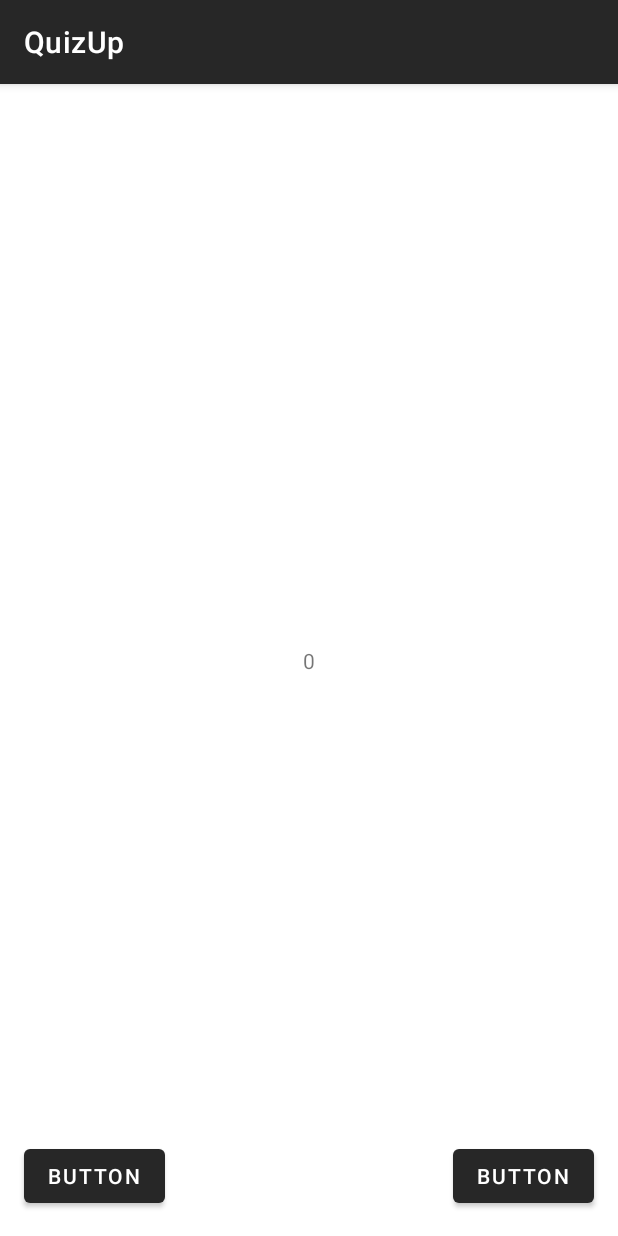
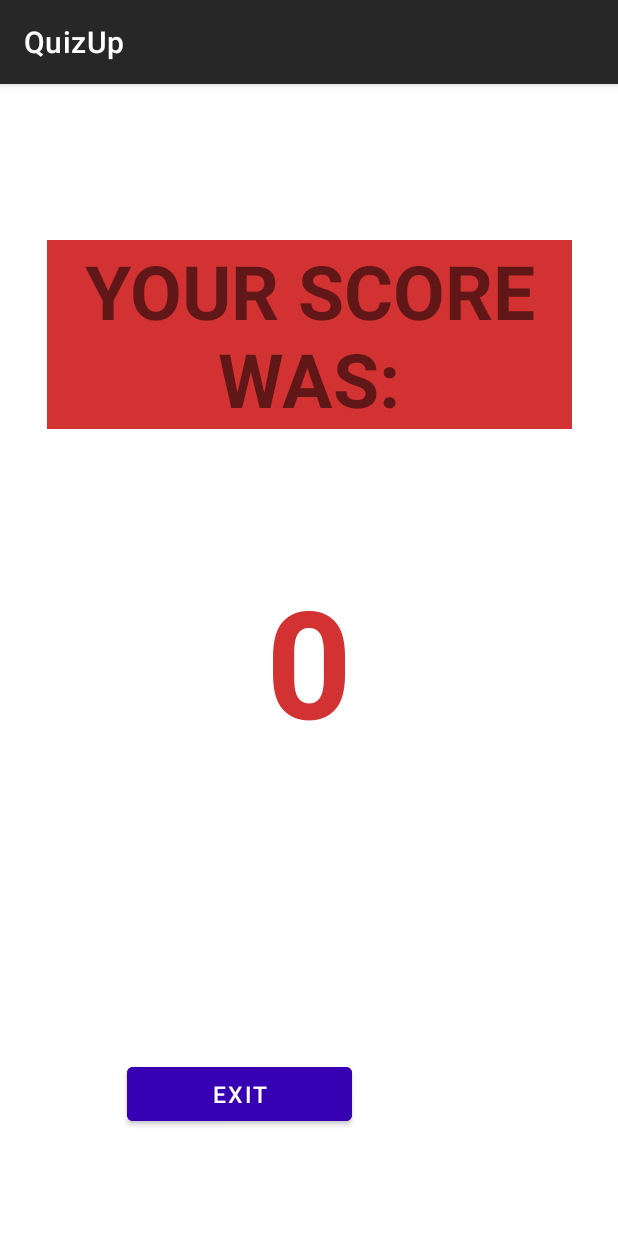
Before and after one commit to maria710/vamz_sem, an Android app: the FinishActivity screen opened directly, with no data from a screen before it, on a phone screen of 412 x 824 dp. Run offline under Robolectric (Android 15) with nearby library versions, the phone set to English and light mode, and no system bars.

Commit message:
com11: finish act, fixes

```diff
--- a/app/src/main/java/com/example/quizup/FinishActivity.kt
+++ b/app/src/main/java/com/example/quizup/FinishActivity.kt
@@ -1,7 +1,9 @@
 package com.example.quizup
 
+import android.content.Intent
 import androidx.appcompat.app.AppCompatActivity
 import android.os.Bundle
+import android.view.View
 import android.widget.TextView
 
 class FinishActivity : AppCompatActivity() {
@@ -14,4 +16,14 @@ class FinishActivity : AppCompatActivity() {
         val textView = findViewById<TextView>(R.id.textFinish)
         textView.text = correct.toString()
     }
+
+    fun goBackToCategories(view: View) {
+        val intend = Intent(this, CategoriesActivity::class.java)
+        startActivity(intend)
+        finish()
+    }
+
+    fun exit(view: View) {
+        finish()
+    }
 }
--- a/app/src/main/java/com/example/quizup/QuestionActivity.kt
+++ b/app/src/main/java/com/example/quizup/QuestionActivity.kt
@@ -118,5 +118,4 @@ class QuestionActivity : AppCompatActivity() {
         ans3!!.setBackgroundColor(Color.DKGRAY)
         ans4!!.setBackgroundColor(Color.DKGRAY)
     }
-
 }
--- a/app/src/main/res/layout/activity_finish.xml
+++ b/app/src/main/res/layout/activity_finish.xml
@@ -10,7 +10,10 @@
         android:id="@+id/textFinish"
         android:layout_width="wrap_content"
         android:layout_height="wrap_content"
-        android:text="Finish"
+        android:text="Number"
+        android:textColor="@color/app_theme"
+        android:textSize="100sp"
+        android:textStyle="bold"
         app:layout_constraintBottom_toBottomOf="parent"
         app:layout_constraintEnd_toEndOf="parent"
         app:layout_constraintStart_toStartOf="parent"
@@ -18,21 +21,44 @@
 
     <Button
         android:id="@+id/button"
-        android:layout_width="wrap_content"
+        android:layout_width="150dp"
         android:layout_height="wrap_content"
-        android:layout_marginStart="16dp"
-        android:layout_marginBottom="16dp"
-        android:text="Button"
-        app:layout_constraintBottom_toBottomOf="parent"
-        app:layout_constraintStart_toStartOf="parent" />
+        android:backgroundTint="@color/purple_700"
+        android:onClick="goBackToCategories"
+        android:text="Categories"
+        android:textSize="15sp"
+        app:layout_constraintBaseline_toBaselineOf="@+id/buttonExit"
+        app:layout_constraintEnd_toStartOf="@+id/buttonExit"
+        app:layout_constraintStart_toStartOf="@+id/textFinish" />
 
     <Button
-        android:id="@+id/button2"
-        android:layout_width="wrap_content"
+        android:id="@+id/buttonExit"
+        android:layout_width="150dp"
         android:layout_height="wrap_content"
-        android:layout_marginEnd="16dp"
         android:layout_marginBottom="16dp"
-        android:text="Button"
+        android:backgroundTint="@color/purple_700"
+        android:onClick="exit"
+        android:text="Exit"
+        android:textSize="15sp"
         app:layout_constraintBottom_toBottomOf="parent"
-        app:layout_constraintEnd_toEndOf="parent" />
+        app:layout_constraintEnd_toEndOf="@+id/textFinish"
+        app:layout_constraintTop_toBottomOf="@+id/textFinish"
+        app:layout_constraintVertical_bias="0.784" />
+
+    <TextView
+        android:id="@+id/textViewScore"
+        android:layout_width="350dp"
+        android:layout_height="wrap_content"
+        android:layout_marginTop="16dp"
+        android:text="\YOUR SCORE WAS:"
+        android:textSize="50sp"
+        android:textStyle="bold"
+        android:background="@color/app_theme"
+        android:layout_marginStart="20dp"
+        android:layout_marginEnd="20dp"
+        android:gravity="center"
+        app:layout_constraintBottom_toTopOf="@+id/textFinish"
+        app:layout_constraintEnd_toEndOf="parent"
+        app:layout_constraintStart_toStartOf="parent"
+        app:layout_constraintTop_toTopOf="parent" />
 </androidx.constraintlayout.widget.ConstraintLayout>
```
